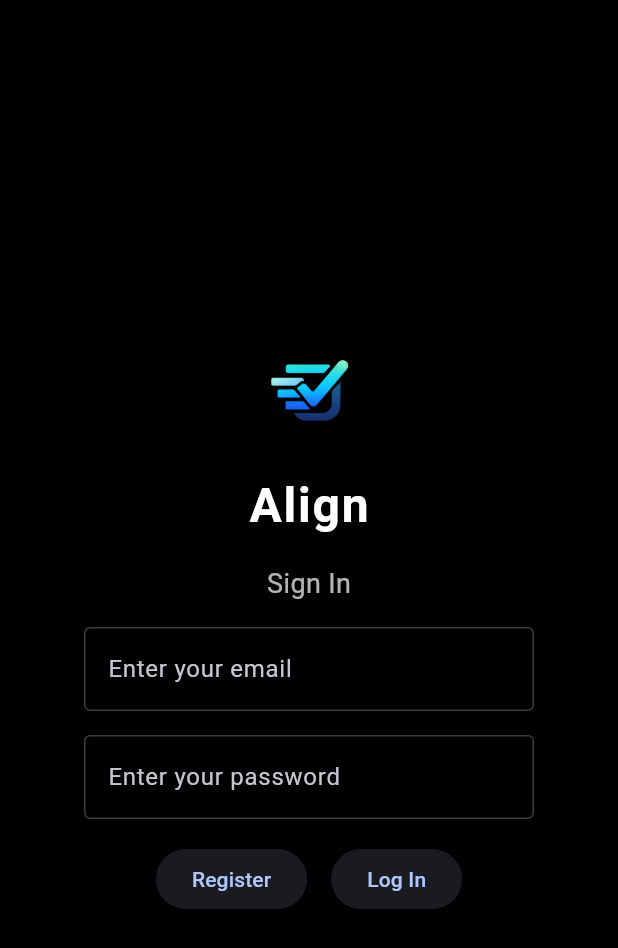
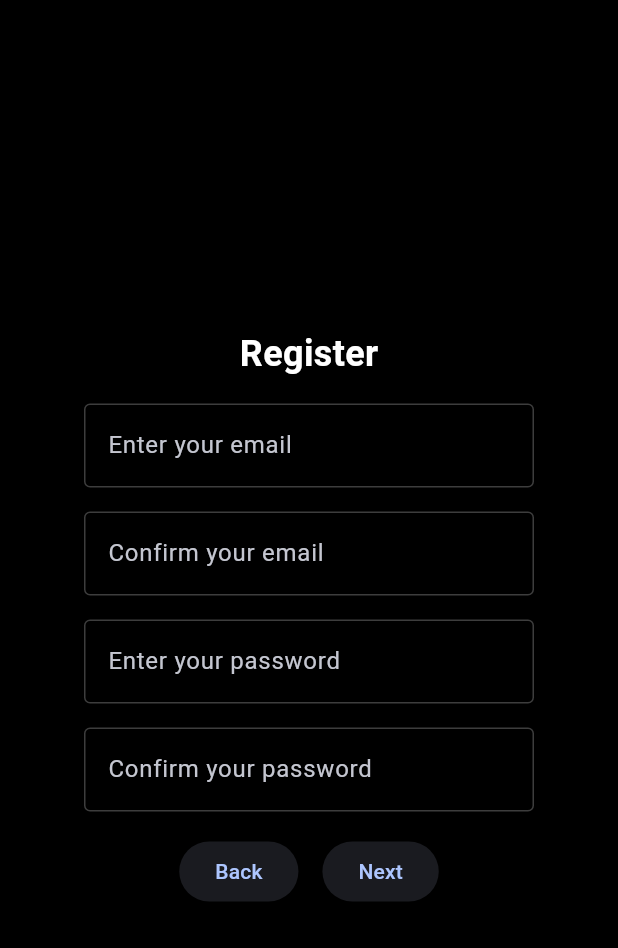
Before and after one commit to hrachgit27/Align, a Flutter app: the screen it shows after launch, after a tap on "Register", on a phone screen of 412 x 824 dp. Shown: the top 948 px of the screen. Run offline on Flutter 3.47's test engine with Material 3 defaults, Android fonts, the phone set to English and light mode, and no system bars.

Commit message:
new registration page update

```diff
--- a/lib/Auth_Controller.dart
+++ b/lib/Auth_Controller.dart
@@ -1,9 +1,9 @@
 class AuthController {
-    static void Login(String username, String password) {
+    static void login(String username, String password) {
 
     }
 
-    static void Register(String email, String password) {
+    static void register(String email, String password) {
 
     }
 }
--- a/lib/main.dart
+++ b/lib/main.dart
@@ -8,8 +8,8 @@ class MainApp extends StatelessWidget {
   const MainApp({super.key});
 
   @override
-  MaterialApp build(BuildContext context) {
-    return MaterialApp (
+  Widget build(BuildContext context) {
+    return MaterialApp(
       title: 'Flutter Demo',
       theme: ThemeData(
         primarySwatch: Colors.red,
@@ -31,12 +31,23 @@ class MainApp extends StatelessWidget {
           ),
         ),
       ),
-      home: Scaffold(
+      home: const HomePage(),
+    );
+  }
+}
+
+class HomePage extends StatelessWidget {
+  const HomePage({super.key});
+
+  @override
+  Widget build(BuildContext context) {
+    return Scaffold(
       body: Center(
         child: Column(
           mainAxisAlignment: MainAxisAlignment.center,
           children: [
-              SizedBox(width: 100,
+            SizedBox(
+              width: 100,
               child: Image.asset('assets/images/logo.png'),
             ),
             Text(
@@ -57,7 +68,8 @@ class MainApp extends StatelessWidget {
               ),
             ),
             SizedBox(height: 16),
-              SizedBox(width: 300,
+            SizedBox(
+              width: 300,
               child: TextField(
                 decoration: InputDecoration(
                   border: OutlineInputBorder(),
@@ -66,7 +78,8 @@ class MainApp extends StatelessWidget {
               ),
             ),
             SizedBox(height: 16),
-              SizedBox(width: 300,
+            SizedBox(
+              width: 300,
               child: TextField(
                 decoration: InputDecoration(
                   border: OutlineInputBorder(),
@@ -79,19 +92,107 @@ class MainApp extends StatelessWidget {
               mainAxisAlignment: MainAxisAlignment.center,
               children: [
                 ElevatedButton(
-                    onPressed: () {},
-                    child: Text('Register'),
+                  onPressed: () {
+                    Navigator.push(
+                      context,
+                      MaterialPageRoute<void>(
+                        builder: (context) => const RegisterPage(),
+                      ),
+                    );
+                  },
+                  child: const Text('Register'),
                 ),
                 SizedBox(width: 16),
                 ElevatedButton(
                   onPressed: () {},
-                    child: Text('Log In'),
+                  child: const Text('Log In'),
                 ),
               ],
             ),
           ],
         ),
       ),
+    );
+  }
+}
+
+class RegisterPage extends StatelessWidget {
+  const RegisterPage({super.key});
+
+  @override
+  Widget build(BuildContext context) {
+    return Scaffold(
+      body: Center(
+        child: Column(
+          mainAxisAlignment: MainAxisAlignment.center,
+          children: [
+            Text(
+              "Register",
+              style: TextStyle(
+                fontSize: 24,
+                fontWeight: FontWeight.bold,
+                color: Colors.white,
+              ),
+            ),
+            SizedBox(height: 16),
+            SizedBox(
+              width: 300,
+              child: TextField(
+                decoration: InputDecoration(
+                  border: OutlineInputBorder(),
+                  labelText: 'Enter your email',
+                ),
+              ),
+            ),
+            SizedBox(height: 16),
+            SizedBox(
+              width: 300,
+              child: TextField(
+                decoration: InputDecoration(
+                  border: OutlineInputBorder(),
+                  labelText: 'Confirm your email',
+                ),
+              ),
+            ),
+            SizedBox(height: 16),
+            SizedBox(
+              width: 300,
+              child: TextField(
+                decoration: InputDecoration(
+                  border: OutlineInputBorder(),
+                  labelText: 'Enter your password',
+                ),
+              ),
+            ),
+            SizedBox(height: 16),
+            SizedBox(
+              width: 300,
+              child: TextField(
+                decoration: InputDecoration(
+                  border: OutlineInputBorder(),
+                  labelText: 'Confirm your password',
+                ),
+              ),
+            ),
+            SizedBox(height: 16),
+            Row(
+              mainAxisAlignment: MainAxisAlignment.center,
+              children: [
+                ElevatedButton(
+                onPressed: () {
+                  Navigator.pop(context);
+                },
+                child: Text('Back'),
+              ),
+              SizedBox(width: 16),
+              ElevatedButton(
+                onPressed: () {},
+                child: Text('Next'),
+              ),
+            ],
+            ),
+          ],
+        ),
       ),
     );
   }
--- a/pubspec.yaml
+++ b/pubspec.yaml
@@ -7,6 +7,9 @@ environment:
   sdk: ^3.11.0
 
 dependencies:
+  cloud_firestore: ^6.1.2
+  firebase_auth: ^6.1.4
+  firebase_core: ^4.4.0
   flutter:
     sdk: flutter
 
```
Also changed, not shown: pubspec.lock, 3 other files. Lines whose indentation alone changed are shown as unchanged.
